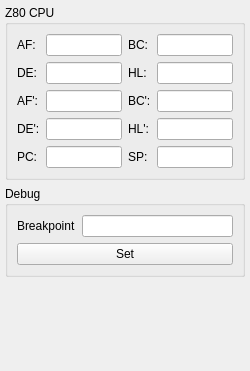
The window that qcpcemu/debugform.ui (cloose/qcpcemu) describes before a commit, drawn with Qt 5.
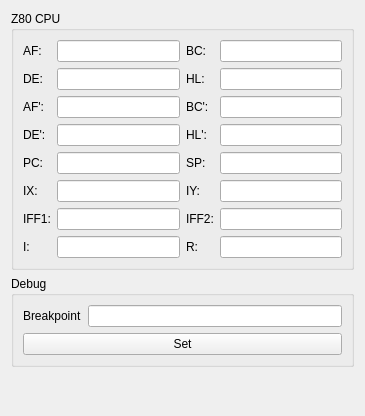
The same window after the commit.

Commit message: Display more Z80 registers in debug dock window

What changed in the file:
```diff
--- a/qcpcemu/debugform.ui
+++ b/qcpcemu/debugform.ui
@@ -6,17 +6,14 @@
    <rect>
     <x>0</x>
     <y>0</y>
-    <width>250</width>
-    <height>371</height>
+    <width>365</width>
+    <height>416</height>
    </rect>
   </property>
   <property name="windowTitle">
    <string>Form</string>
   </property>
   <layout class="QVBoxLayout" name="verticalLayout">
-   <property name="margin">
-    <number>5</number>
-   </property>
    <item>
     <widget class="QGroupBox" name="groupBox">
      <property name="title">
@@ -28,6 +25,12 @@
      <layout class="QGridLayout" name="gridLayout">
       <item row="0" column="0">
        <widget class="QLabel" name="regAFLabel">
+        <property name="minimumSize">
+         <size>
+          <width>17</width>
+          <height>0</height>
+         </size>
+        </property>
         <property name="text">
          <string>AF:</string>
         </property>
@@ -62,6 +65,12 @@
       </item>
       <item row="1" column="0">
        <widget class="QLabel" name="regDELabel">
+        <property name="minimumSize">
+         <size>
+          <width>17</width>
+          <height>0</height>
+         </size>
+        </property>
         <property name="text">
          <string>DE:</string>
         </property>
@@ -82,6 +91,12 @@
       </item>
       <item row="2" column="0">
        <widget class="QLabel" name="regAF1Label">
+        <property name="minimumSize">
+         <size>
+          <width>19</width>
+          <height>0</height>
+         </size>
+        </property>
         <property name="text">
          <string>AF':</string>
         </property>
@@ -102,21 +117,17 @@
       </item>
       <item row="3" column="0">
        <widget class="QLabel" name="regDE1Label">
+        <property name="minimumSize">
+         <size>
+          <width>19</width>
+          <height>0</height>
+         </size>
+        </property>
         <property name="text">
          <string>DE':</string>
         </property>
        </widget>
       </item>
-      <item row="4" column="0">
-       <widget class="QLabel" name="regPCLabel">
-        <property name="text">
-         <string>PC:</string>
-        </property>
-       </widget>
-      </item>
-      <item row="4" column="1">
-       <widget class="QLineEdit" name="regPCEdit"/>
-      </item>
       <item row="3" column="1">
        <widget class="QLineEdit" name="regDE1Edit"/>
       </item>
@@ -130,6 +141,22 @@
       <item row="3" column="3">
        <widget class="QLineEdit" name="regHL1Edit"/>
       </item>
+      <item row="4" column="0">
+       <widget class="QLabel" name="regPCLabel">
+        <property name="minimumSize">
+         <size>
+          <width>17</width>
+          <height>0</height>
+         </size>
+        </property>
+        <property name="text">
+         <string>PC:</string>
+        </property>
+       </widget>
+      </item>
+      <item row="4" column="1">
+       <widget class="QLineEdit" name="regPCEdit"/>
+      </item>
       <item row="4" column="2">
        <widget class="QLabel" name="regSPLabel">
         <property name="text">
@@ -140,6 +167,84 @@
       <item row="4" column="3">
        <widget class="QLineEdit" name="regSPEdit"/>
       </item>
+      <item row="5" column="0">
+       <widget class="QLabel" name="regIXLabel">
+        <property name="minimumSize">
+         <size>
+          <width>16</width>
+          <height>0</height>
+         </size>
+        </property>
+        <property name="text">
+         <string>IX:</string>
+        </property>
+       </widget>
+      </item>
+      <item row="5" column="1">
+       <widget class="QLineEdit" name="regIXEdit"/>
+      </item>
+      <item row="5" column="2">
+       <widget class="QLabel" name="regIYLabel">
+        <property name="text">
+         <string>IY:</string>
+        </property>
+       </widget>
+      </item>
+      <item row="5" column="3">
+       <widget class="QLineEdit" name="regIYEdit"/>
+      </item>
+      <item row="6" column="0">
+       <widget class="QLabel" name="regIFF1Label">
+        <property name="minimumSize">
+         <size>
+          <width>26</width>
+          <height>0</height>
+         </size>
+        </property>
+        <property name="text">
+         <string>IFF1:</string>
+        </property>
+       </widget>
+      </item>
+      <item row="6" column="1">
+       <widget class="QLineEdit" name="regIFF1Edit"/>
+      </item>
+      <item row="6" column="2">
+       <widget class="QLabel" name="regIFF2Label">
+        <property name="text">
+         <string>IFF2:</string>
+        </property>
+       </widget>
+      </item>
+      <item row="6" column="3">
+       <widget class="QLineEdit" name="regIFF2Edit"/>
+      </item>
+      <item row="7" column="0">
+       <widget class="QLabel" name="regILabel">
+        <property name="minimumSize">
+         <size>
+          <width>16</width>
+          <height>0</height>
+         </size>
+        </property>
+        <property name="text">
+         <string>I:</string>
+        </property>
+       </widget>
+      </item>
+      <item row="7" column="1">
+       <widget class="QLineEdit" name="regIEdit"/>
+      </item>
+      <item row="7" column="2">
+       <widget class="QLabel" name="regRLabel">
+        <property name="text">
+         <string>R:</string>
+        </property>
+       </widget>
+      </item>
+      <item row="7" column="3">
+       <widget class="QLineEdit" name="regREdit"/>
+      </item>
      </layout>
     </widget>
    </item>
@@ -183,7 +288,7 @@
      <property name="sizeHint" stdset="0">
       <size>
        <width>20</width>
-       <height>40</height>
+       <height>66</height>
       </size>
      </property>
     </spacer>
```
The commit also changes 2 other files.
